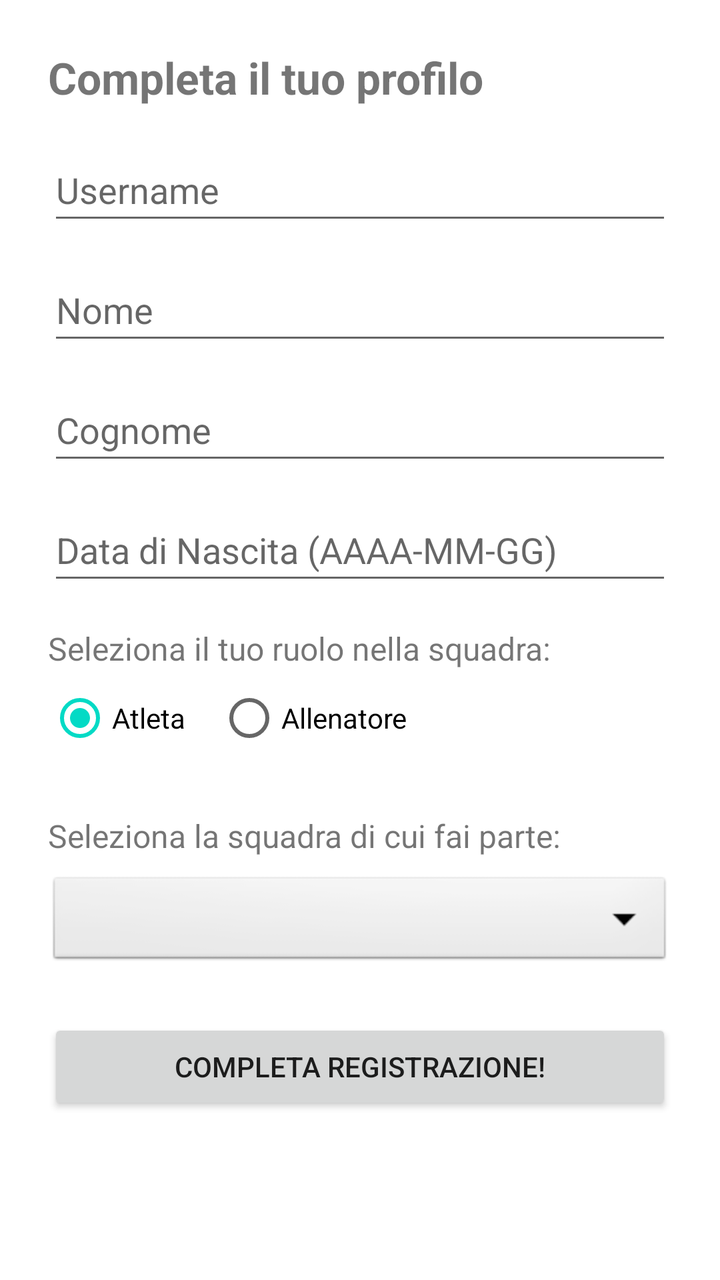
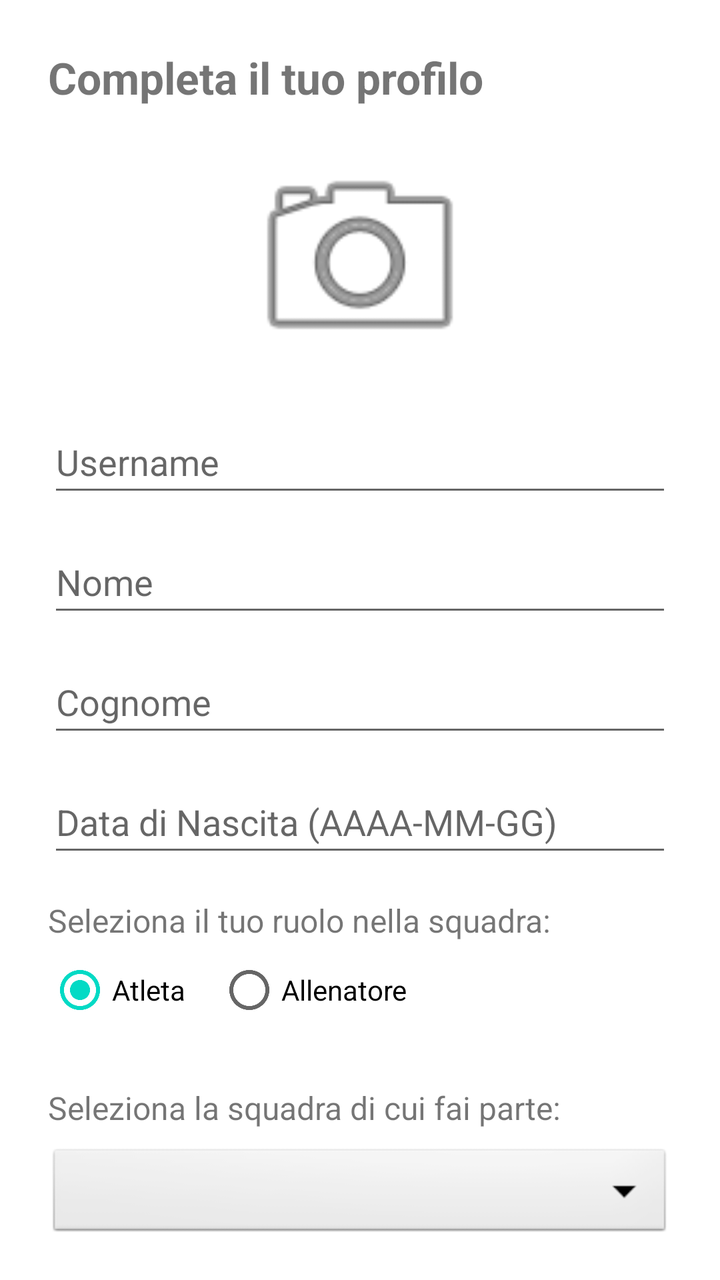

Screens rendered from an Android XML layout before and after an edit, with the pre-edit source and the edit as a unified diff.
<!-- AndroidManifest.xml: application theme Theme.TeamInSync -->
<!-- res/layout/fragment_registration_wizard.xml -->
<?xml version="1.0" encoding="utf-8"?>
<androidx.core.widget.NestedScrollView xmlns:android="http://schemas.android.com/apk/res/android"
    android:layout_width="match_parent"
    android:layout_height="wrap_content"
    android:padding="24dp"
    android:fillViewport="true">

    <LinearLayout
        android:layout_width="match_parent"
        android:layout_height="wrap_content"
        android:orientation="vertical">

        <TextView
            android:layout_width="match_parent"
            android:layout_height="wrap_content"
            android:text="@string/registration_wizard_title"
            android:textSize="22sp"
            android:textStyle="bold"
            android:layout_marginBottom="16dp" />

        <EditText
            android:id="@+id/usernameET"
            android:layout_width="match_parent"
            android:layout_height="48dp"
            android:hint="@string/reg_wizard_username_hint"
            android:inputType="text"
            android:layout_marginBottom="12dp" />

        <EditText
            android:id="@+id/nameET"
            android:layout_width="match_parent"
            android:layout_height="48dp"
            android:hint="@string/reg_wizard_name_label"
            android:inputType="textCapWords"
            android:layout_marginBottom="12dp" />

        <EditText
            android:id="@+id/surnameET"
            android:layout_width="match_parent"
            android:layout_height="48dp"
            android:hint="@string/reg_wizard_surname_label"
            android:inputType="textCapWords"
            android:layout_marginBottom="12dp" />

        <EditText
            android:id="@+id/birthDateET"
            android:layout_width="match_parent"
            android:layout_height="48dp"
            android:hint="@string/reg_wizard_birth_date_label"
            android:inputType="date"
            android:layout_marginBottom="16dp" />

        <TextView
            android:layout_width="match_parent"
            android:layout_height="wrap_content"
            android:text="@string/reg_wizard_select_role_label"
            android:textSize="16sp" />

        <RadioGroup
            android:id="@+id/roleRadioGroup"
            android:layout_width="match_parent"
            android:layout_height="wrap_content"
            android:orientation="horizontal"
            android:layout_marginBottom="24dp">

            <RadioButton
                android:id="@+id/athleteRadioBtn"
                android:layout_width="wrap_content"
                android:layout_height="wrap_content"
                android:text="@string/reg_wizard_athlete_label"
                android:checked="true"
                android:layout_marginEnd="16dp"/>

            <RadioButton
                android:id="@+id/coachRadioBtn"
                android:layout_width="wrap_content"
                android:layout_height="wrap_content"
                android:text="@string/reg_wizard_coach_label" />
        </RadioGroup>

        <TextView
            android:layout_width="match_parent"
            android:layout_height="wrap_content"
            android:text="@string/reg_wizard_team_selector_label"
            android:textSize="16sp"
            android:layout_marginBottom="8dp"/>

        <Spinner
            android:id="@+id/teamSelectorSpinner"
            android:layout_width="match_parent"
            android:layout_height="wrap_content"
            android:minHeight="48dp"
            android:layout_marginBottom="24dp"
            android:background="@android:drawable/btn_dropdown" />

        <Button
            android:id="@+id/submitBtn"
            android:layout_width="match_parent"
            android:layout_height="wrap_content"
            android:text="@string/reg_wizard_submit"
            android:padding="12dp" />

    </LinearLayout>
</androidx.core.widget.NestedScrollView>
<!-- resources referenced by this layout -->
<resources>
  <string name="reg_wizard_athlete_label">Atleta</string>
  <string name="reg_wizard_birth_date_label">Data di Nascita (AAAA-MM-GG)</string>
  <string name="reg_wizard_coach_label">Allenatore</string>
  <string name="reg_wizard_name_label">Nome</string>
  <string name="reg_wizard_select_role_label">Seleziona il tuo ruolo nella squadra:</string>
  <string name="reg_wizard_submit">Completa registrazione!</string>
  <string name="reg_wizard_surname_label">Cognome</string>
  <string name="reg_wizard_team_selector_label">Seleziona la squadra di cui fai parte:</string>
  <string name="reg_wizard_username_hint" translatable="false">Username</string>
  <string name="registration_wizard_title">Completa il tuo profilo</string>
  <style name="Theme.TeamInSync" parent="Theme.MaterialComponents.DayNight.NoActionBar">
          
          <item name="colorPrimary">@color/purple_500</item>
          <item name="colorPrimaryVariant">@color/purple_700</item>
          <item name="colorOnPrimary">@color/white</item>
          
          <item name="colorSecondary">@color/teal_200</item>
          <item name="colorSecondaryVariant">@color/teal_700</item>
          <item name="colorOnSecondary">@color/black</item>
          
          <item name="android:statusBarColor">?attr/colorPrimaryVariant</item>
          
      </style>
  <color name="purple_500">#FF6200EE</color>
  <color name="purple_700">#FF3700B3</color>
  <color name="white">#FFFFFFFF</color>
  <color name="teal_200">#FF03DAC5</color>
  <color name="teal_700">#FF018786</color>
  <color name="black">#FF000000</color>
</resources>

<!-- the commit's change to res/layout/fragment_registration_wizard.xml (unified diff, before → after) -->
@@ -17,6 +17,16 @@
             android:textSize="22sp"
             android:textStyle="bold"
             android:layout_marginBottom="16dp" />
+
+        <ImageView
+            android:id="@+id/profilePicIV"
+            android:layout_width="120dp"
+            android:layout_height="120dp"
+            android:layout_gravity="center"
+            android:layout_marginBottom="16dp"
+            android:background="?attr/selectableItemBackgroundBorderless"
+            android:scaleType="centerCrop"
+            android:src="@android:drawable/ic_menu_camera" />
 
         <EditText
             android:id="@+id/usernameET"
